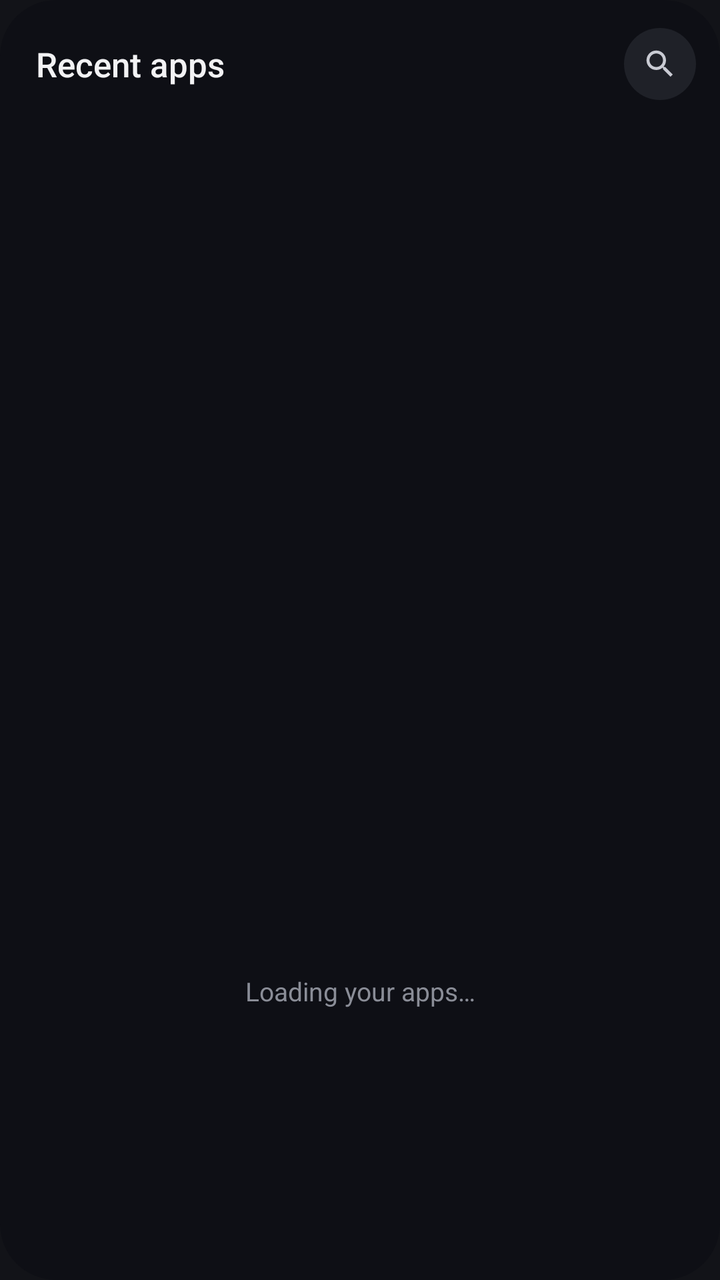
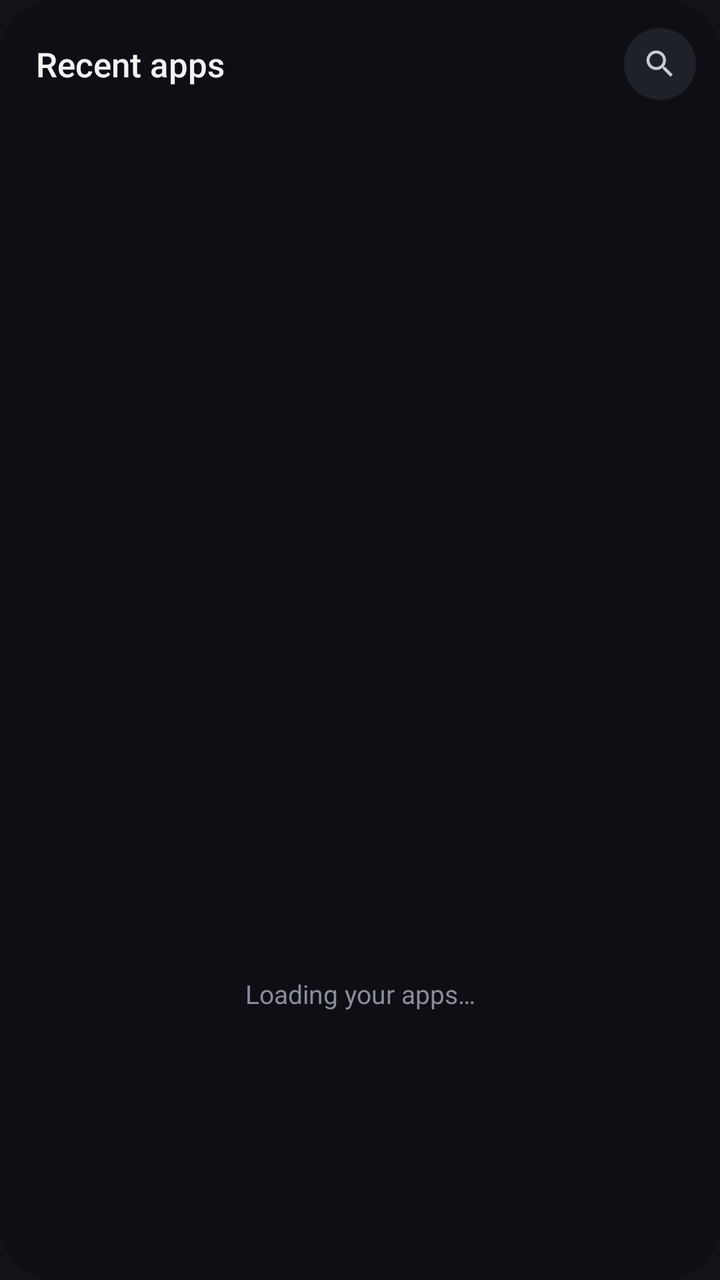

Before-and-after screenshots of an Android layout around one commit, followed by the original layout XML and the change that was made.
<!-- AndroidManifest.xml: application theme Theme.AppOrganizer -->
<!-- res/layout/widget_recent_apps.xml -->
<?xml version="1.0" encoding="utf-8"?>
<LinearLayout xmlns:android="http://schemas.android.com/apk/res/android"
    android:id="@android:id/background"
    android:layout_width="match_parent"
    android:layout_height="match_parent"
    android:background="@drawable/widget_bg"
    android:clipToOutline="true"
    android:orientation="vertical"
    android:paddingStart="10dp"
    android:paddingTop="14dp"
    android:paddingEnd="10dp">

    <LinearLayout
        android:layout_width="match_parent"
        android:layout_height="wrap_content"
        android:gravity="center_vertical"
        android:orientation="horizontal"
        android:paddingStart="8dp"
        android:paddingEnd="2dp"
        android:paddingBottom="12dp">

        <TextView
            android:id="@+id/title"
            android:layout_width="0dp"
            android:layout_height="wrap_content"
            android:layout_weight="1"
            android:fontFamily="sans-serif-medium"
            android:text="@string/widget_title"
            android:textColor="#F2F2F4"
            android:textSize="17sp" />

        <ImageView
            android:id="@+id/search_button"
            android:layout_width="36dp"
            android:layout_height="36dp"
            android:background="@drawable/widget_circle"
            android:contentDescription="@string/search_apps"
            android:padding="9dp"
            android:src="@drawable/ic_search" />
    </LinearLayout>

    <GridView
        android:id="@+id/grid"
        android:layout_width="match_parent"
        android:layout_height="0dp"
        android:layout_weight="1"
        android:clipToPadding="false"
        android:fadingEdgeLength="24dp"
        android:listSelector="@android:color/transparent"
        android:numColumns="7"
        android:paddingBottom="14dp"
        android:requiresFadingEdge="vertical"
        android:scrollbars="none"
        android:stretchMode="columnWidth"
        android:verticalSpacing="10dp" />

    <TextView
        android:id="@+id/empty"
        android:layout_width="match_parent"
        android:layout_height="0dp"
        android:layout_weight="1"
        android:gravity="center"
        android:text="@string/widget_loading"
        android:textColor="#8A8D97"
        android:textSize="13sp" />
</LinearLayout>
<!-- resources referenced by this layout -->
<resources>
  <!-- drawable ic_search (drawable) -->
  <?xml version="1.0" encoding="utf-8"?>
  <vector xmlns:android="http://schemas.android.com/apk/res/android"
      android:width="24dp"
      android:height="24dp"
      android:viewportWidth="24"
      android:viewportHeight="24">
      <path
          android:fillColor="#FFC9CBD3"
          android:pathData="M15.5,14h-0.79l-0.28,-0.27C15.41,12.59 16,11.11 16,9.5 16,5.91 13.09,3 9.5,3S3,5.91 3,9.5 5.91,16 9.5,16c1.61,0 3.09,-0.59 4.23,-1.57l0.27,0.28v0.79l5,4.99L20.49,19l-4.99,-5zM9.5,14C7.01,14 5,11.99 5,9.5S7.01,5 9.5,5 14,7.01 14,9.5 11.99,14 9.5,14z" />
  </vector>
  <!-- drawable widget_bg (drawable) -->
  <?xml version="1.0" encoding="utf-8"?>
  <shape xmlns:android="http://schemas.android.com/apk/res/android" android:shape="rectangle">
      <solid android:color="#D90E0F14" />
      <corners android:radius="28dp" />
  </shape>
  <!-- drawable widget_circle (drawable) -->
  <?xml version="1.0" encoding="utf-8"?>
  <shape xmlns:android="http://schemas.android.com/apk/res/android" android:shape="oval">
      <solid android:color="#FF1F2128" />
  </shape>
  <string name="search_apps">Search apps</string>
  <string name="widget_loading">Loading your apps…</string>
  <string name="widget_title">Recent apps</string>
  <style name="Theme.AppOrganizer" parent="android:Theme.Material.NoActionBar">
          <item name="android:windowBackground">@color/app_bg</item>
          <item name="android:statusBarColor">@android:color/transparent</item>
          <item name="android:navigationBarColor">@android:color/transparent</item>
      </style>
  <color name="app_bg">#121318</color>
</resources>

<!-- the commit's change to res/layout/widget_recent_apps.xml (unified diff, before → after) -->
@@ -17,7 +17,7 @@
         android:orientation="horizontal"
         android:paddingStart="8dp"
         android:paddingEnd="2dp"
-        android:paddingBottom="12dp">
+        android:paddingBottom="18dp">
 
         <TextView
             android:id="@+id/title"
@@ -47,12 +47,12 @@
         android:clipToPadding="false"
         android:fadingEdgeLength="24dp"
         android:listSelector="@android:color/transparent"
-        android:numColumns="7"
+        android:numColumns="5"
         android:paddingBottom="14dp"
         android:requiresFadingEdge="vertical"
         android:scrollbars="none"
         android:stretchMode="columnWidth"
-        android:verticalSpacing="10dp" />
+        android:verticalSpacing="22dp" />
 
     <TextView
         android:id="@+id/empty"
